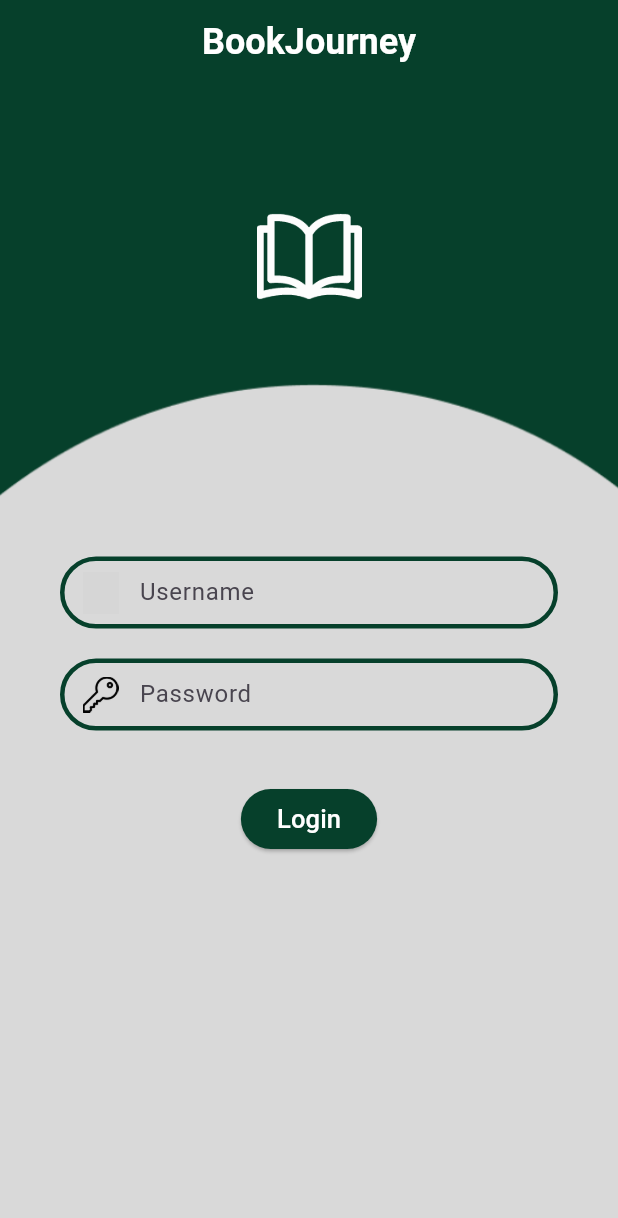
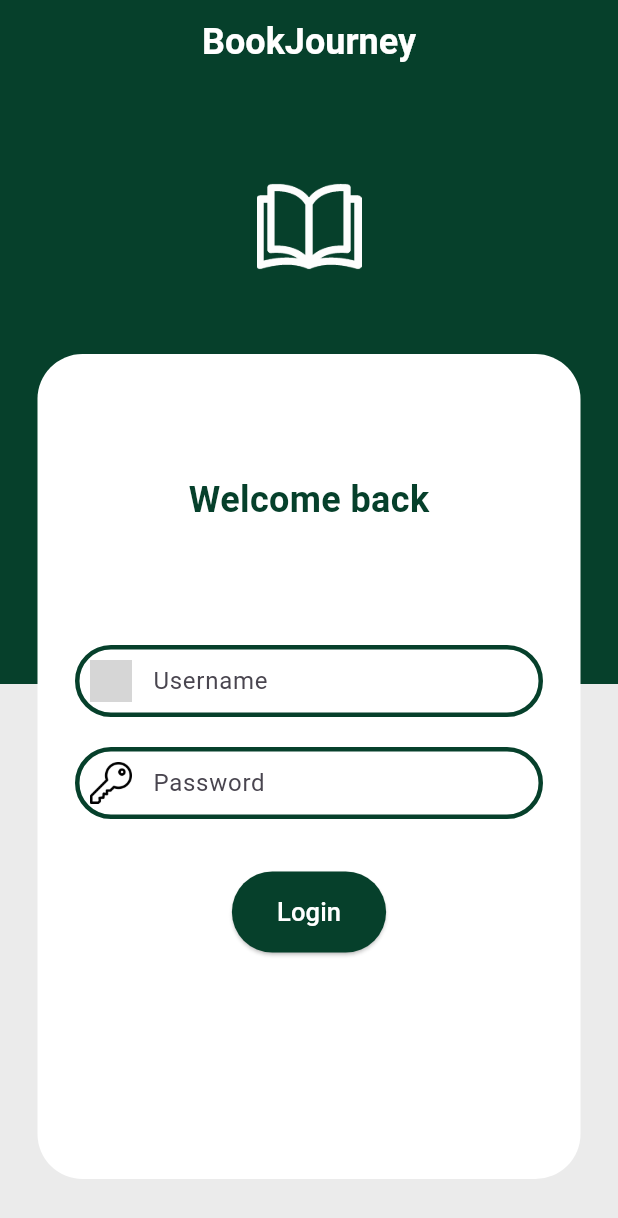
Before and after one commit to jackw1-tech/BookJourney, a Flutter app: the screen it shows after launch, on a phone screen of 412 x 824 dp. Shown: the top 1218 px of the screen. Run offline on Flutter 3.47's test engine with Material 3 defaults, Android fonts, the phone set to English and light mode, and no system bars; our stand-ins replace flutter_dotenv; grey boxes are pictures that could not be loaded.

Commit message:
login 2.0

```diff
--- a/lib/Login/login.dart
+++ b/lib/Login/login.dart
@@ -6,12 +6,12 @@ import 'package:book_journey/api.dart';
 class LoginPage extends StatefulWidget {
   final Function(String) onLoginSuccess;
   const LoginPage({super.key, required this.onLoginSuccess});
+
   @override
   _LoginPageState createState() => _LoginPageState();
 }
 
 class _LoginPageState extends State<LoginPage> {
-
   bool isLoading = false;
   final TextEditingController _usernameController = TextEditingController();
   final TextEditingController _passwordController = TextEditingController();
@@ -31,63 +31,113 @@ class _LoginPageState extends State<LoginPage> {
       if (response.statusCode == 200) {
         final data = jsonDecode(response.body);
         widget.onLoginSuccess(data['auth_token']);
+      } else {
+        // Gestione degli errori
+        ScaffoldMessenger.of(context).showSnackBar(
+          SnackBar(content: Text('Login failed: ${response.body}')),
+        );
       }
+    } catch (e) {
+      ScaffoldMessenger.of(context).showSnackBar(
+        SnackBar(content: Text('An error occurred: $e')),
+      );
     } finally {
       setState(() {
-        isLoading =
-        false;
+        isLoading = false;
       });
     }
   }
 
-
   @override
   Widget build(BuildContext context) {
     return Scaffold(
-      appBar: AppBar(title: const Text(
+      appBar: AppBar(
+        title: const Text(
           'BookJourney',
           style: TextStyle(
             fontSize: 24,
             fontWeight: FontWeight.bold,
-          color: Colors.white
+            color: Colors.white,
           ),
-
         ),
-        backgroundColor: const Color(0xFF06402B).withOpacity(1),
+        backgroundColor: const Color(0xFF06402B),
         centerTitle: true,
       ),
-      resizeToAvoidBottomInset: false,
-      body: Container(
+      body: Stack(
+        children: [
 
+          Positioned(
+            child: Column(
+          children: [
+            Container(
               decoration: const BoxDecoration(
-                  image: DecorationImage(
-                  image: AssetImage('assets/images/background.png'),
-                  fit: BoxFit.cover,
+                color: Color(0xFF06402B),
+              ),
+              height: 400,
+              width: double.infinity,
+            ),
+            Expanded(child:
+            Container(
+              decoration: const BoxDecoration(
+                color: Color(0xFFEBEBEB),
+              ),
+              height: 400,
+              width: double.infinity,
             ),
             ),
 
-    child: Padding(
-        padding: const EdgeInsets.symmetric(horizontal: 40.0),
+        ],
+      )
+          ),
+          Positioned(
+            top: 180,
+            left: 25,
+            right: 25,
+            child: Container(
+              decoration: const BoxDecoration(
+                color: Colors.white,
+                borderRadius: BorderRadius.all(
+                  Radius.circular(30.0),
+                ),
+              ),
+              height: 550,
+              width: double.infinity,
+            ),
+          ),
 
+          Padding(
+            padding: const EdgeInsets.symmetric(horizontal: 50.0),
             child: Column(
-
-          mainAxisAlignment: MainAxisAlignment.start,
               children: [
-            const SizedBox(height: 80.0),
+                const SizedBox(height: 60.0),
                 Image.asset(
                   'assets/images/book.png',
                   width: 70.0,
                   height: 70.0,
                   fit: BoxFit.cover,
                 ),
-            const SizedBox(height: 165.0),
+
+    const SizedBox(height: 70.0),
+    Expanded(child:
+    SingleChildScrollView(
+    padding: const EdgeInsets.only(top: 60.0),
+    child: Column(
+    children: [
+    const Text("Welcome back",  style: TextStyle(
+      fontSize: 24,
+      fontWeight: FontWeight.bold,
+      color: Color(0xFF06402B),
+      fontFamily: 'Roboto', // Specifica il font
+    ),
+    ),
+    const SizedBox(height: 80.0),
                 TextField(
                   controller: _usernameController,
                   decoration: InputDecoration(
                     hintText: 'Username',
                     contentPadding: const EdgeInsets.only(left: 20.0),
                     prefixIcon: Padding(
-                  padding: const EdgeInsets.fromLTRB(15,10,10,10),
+                      padding: const EdgeInsets.all(10.0),
                       child: Image.asset(
                         'assets/images/user.ico',
                         width: 24,
@@ -101,22 +151,21 @@ class _LoginPageState extends State<LoginPage> {
                     focusedBorder: OutlineInputBorder(
                       borderRadius: BorderRadius.circular(30),
                       borderSide: const BorderSide(
-                    color:Color(0xFF06402B),
+                        color: Color(0xFF06402B),
                         width: 5.0,
                       ),
                     ),
                   ),
                 ),
-
                 const SizedBox(height: 20.0),
-
                 TextField(
                   controller: _passwordController,
+                  obscureText: true,
                   decoration: InputDecoration(
                     hintText: 'Password',
                     contentPadding: const EdgeInsets.only(left: 20.0),
                     prefixIcon: Padding(
-                  padding: const EdgeInsets.fromLTRB(15,10,10,10),
+                      padding: const EdgeInsets.all(10.0),
                       child: Image.asset(
                         'assets/images/key.png',
                         width: 24,
@@ -135,35 +184,50 @@ class _LoginPageState extends State<LoginPage> {
                       ),
                     ),
                   ),
-
                 ),
                 const SizedBox(height: 35),
                 ElevatedButton(
-              style: const ButtonStyle(
-                  backgroundColor: WidgetStatePropertyAll<Color>( Color(0xFF06402B)),
+                  style: ElevatedButton.styleFrom(
+                    backgroundColor: const Color(0xFF06402B),
+                    shape: RoundedRectangleBorder(
+                      borderRadius: BorderRadius.circular(30),
+                    ),
+                    padding: const EdgeInsets.symmetric(vertical: 15.0, horizontal: 30.0),
                   ),
                   onPressed: () {
-                authenticate(_usernameController.text, _passwordController.text);
+                    authenticate(
+                      _usernameController.text,
+                      _passwordController.text,
+                    );
                   },
-              child:  isLoading
-                  ? const Padding(
-                padding: EdgeInsets.symmetric(vertical: 8.0),
+                  child: isLoading
+                      ? const SizedBox(
+                    width: 20.0,
+                    height: 20.0,
                     child: CircularProgressIndicator(
                       valueColor: AlwaysStoppedAnimation<Color>(Colors.white),
                       strokeWidth: 2.0,
                     ),
                   )
-                  :  const Text(
+                      : const Text(
                     'Login',
                     style: TextStyle(
                       color: Colors.white,
                       fontSize: 17,
-                ),),
+                    ),
+                  ),
                 ),
               ],
             ),
           ),
+    )
+        ],
+
       ),
-    );
+    )
+    ]
+    )
+    )
+    ;
   }
 }
--- a/lib/main.dart
+++ b/lib/main.dart
@@ -3,16 +3,12 @@ import 'package:book_journey/Login/login.dart';
 import 'package:book_journey/HomePage/HomePage.dart';
 import 'package:flutter_dotenv/flutter_dotenv.dart';
 
-import 'package:flutter/services.dart' show rootBundle;
-import 'package:flutter_dotenv/flutter_dotenv.dart';
 
 
 
 Future<void> main() async {
   await dotenv.load();
-
-  print("Loaded .env variables: ${dotenv.env}");  // Aggiungi questa linea per il debug
-  runApp(MyApp());
+  runApp(const MyApp());
 }
 
 class MyApp extends StatelessWidget {
```
Also changed, not shown: assets/images/background.png. Lines whose indentation alone changed are shown as unchanged.
